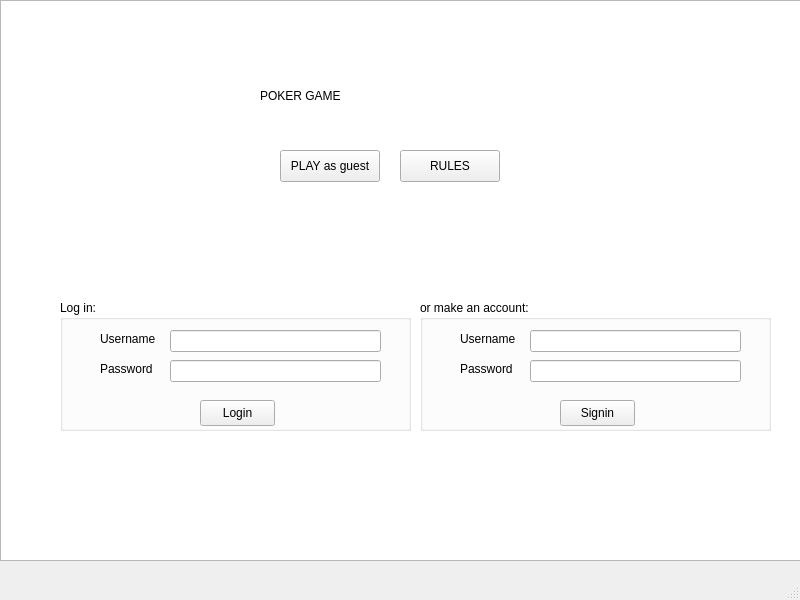
Cenzito/Poker, file Poker/Visuals/MainWindow/mainwindow.ui: the form before one commit.
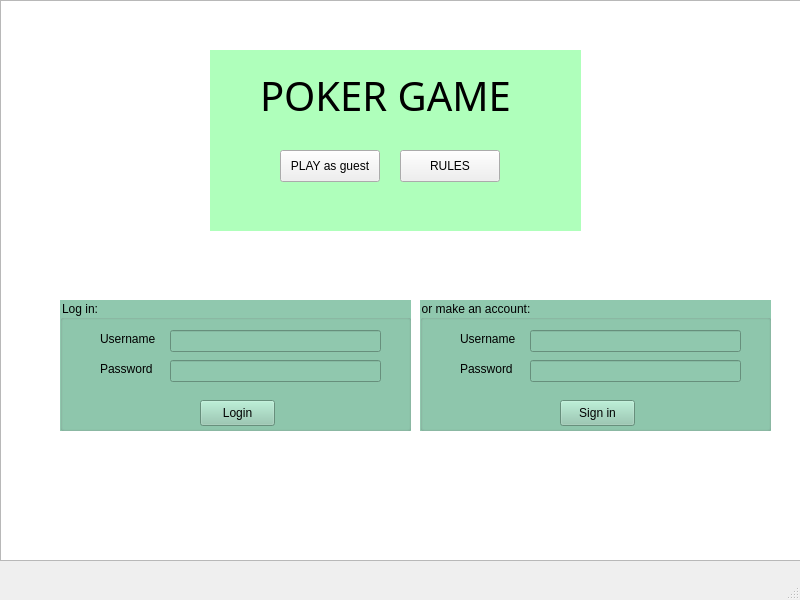
The form after the commit. Icons and pictures are not drawn.

Commit message: mainwindow display

The edit to the form file:
```diff
--- a/Poker/Visuals/MainWindow/mainwindow.ui
+++ b/Poker/Visuals/MainWindow/mainwindow.ui
@@ -68,6 +68,14 @@
       <height>51</height>
      </rect>
     </property>
+    <property name="font">
+     <font>
+      <family>Academy Engraved LET</family>
+      <pointsize>30</pointsize>
+      <italic>false</italic>
+      <bold>false</bold>
+     </font>
+    </property>
     <property name="styleSheet">
      <string notr="true">font: 30pt &quot;Academy Engraved LET&quot;;</string>
     </property>
@@ -97,6 +105,9 @@
       <height>181</height>
      </rect>
     </property>
+    <property name="styleSheet">
+     <string notr="true">background-color: rgb(175, 255, 187)</string>
+    </property>
     <property name="text">
      <string/>
     </property>
@@ -139,6 +150,9 @@
       <height>131</height>
      </rect>
     </property>
+    <property name="styleSheet">
+     <string notr="true">background-color: rgb(144, 200, 174)</string>
+    </property>
     <property name="title">
      <string>Log in:</string>
     </property>
@@ -211,9 +225,15 @@
       <height>131</height>
      </rect>
     </property>
+    <property name="styleSheet">
+     <string notr="true">background-color: rgb(144, 200, 174)</string>
+    </property>
     <property name="title">
      <string>or make an account:</string>
     </property>
+    <property name="checkable">
+     <bool>false</bool>
+    </property>
     <widget class="QLineEdit" name="lineEdit_newuser">
      <property name="geometry">
       <rect>
@@ -244,7 +264,7 @@
       </rect>
      </property>
      <property name="text">
-      <string>Signin</string>
+      <string>Sign in</string>
      </property>
     </widget>
    </widget>
```
The commit also changes 2 other files.
